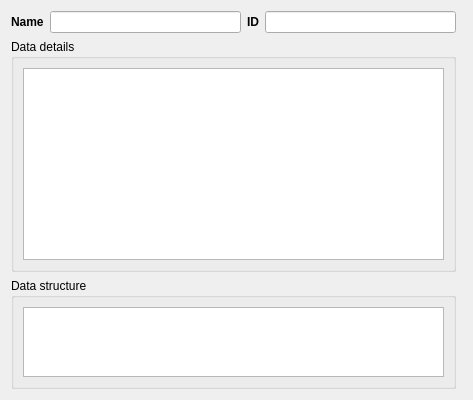
This is geotuileur/gui/report/dlg_report.ui in JulesGrillot/plugin-qgis-geoplateforme as Qt 5 draws it before an edit. The edited form follows.
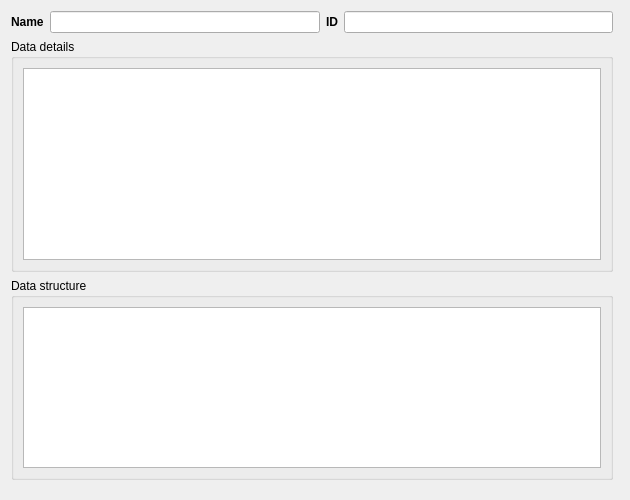
This is the edited form. Custom widgets are drawn as their Qt base class.

Patch:
```diff
--- a/geotuileur/gui/report/dlg_report.ui
+++ b/geotuileur/gui/report/dlg_report.ui
@@ -6,10 +6,16 @@
    <rect>
     <x>0</x>
     <y>0</y>
-    <width>473</width>
-    <height>308</height>
+    <width>630</width>
+    <height>500</height>
    </rect>
   </property>
+  <property name="minimumSize">
+   <size>
+    <width>630</width>
+    <height>500</height>
+   </size>
+  </property>
   <property name="windowTitle">
    <string>Report</string>
   </property>
```
Left out of the diff: 6 changed lines with no effect on the pictures.
